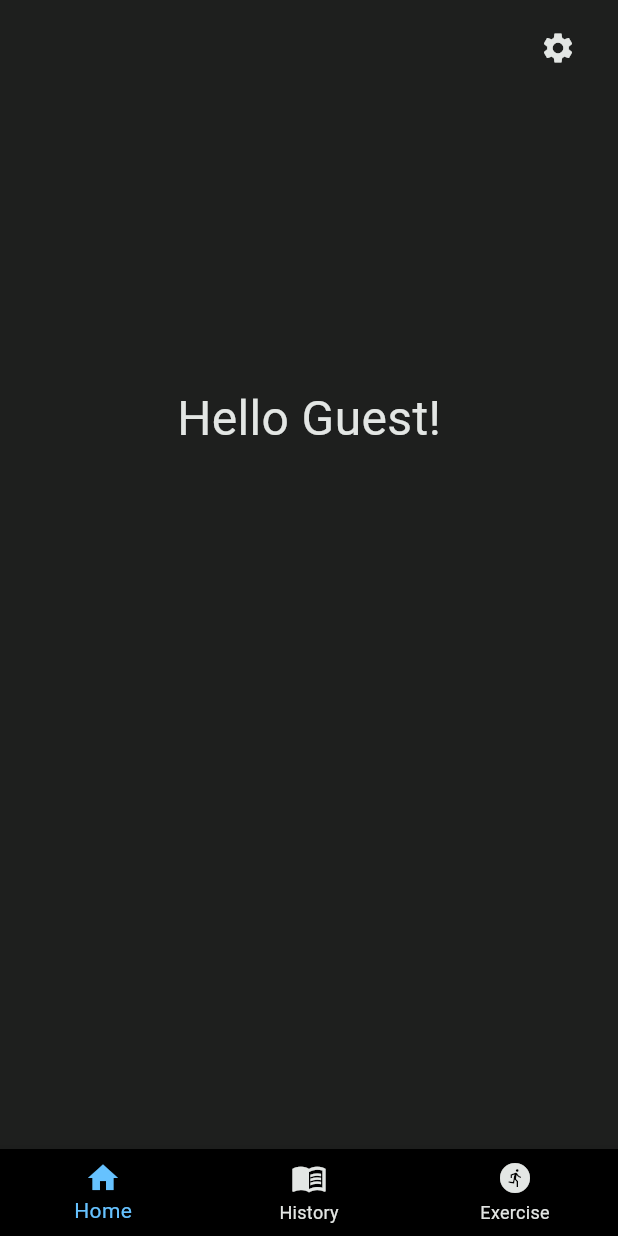
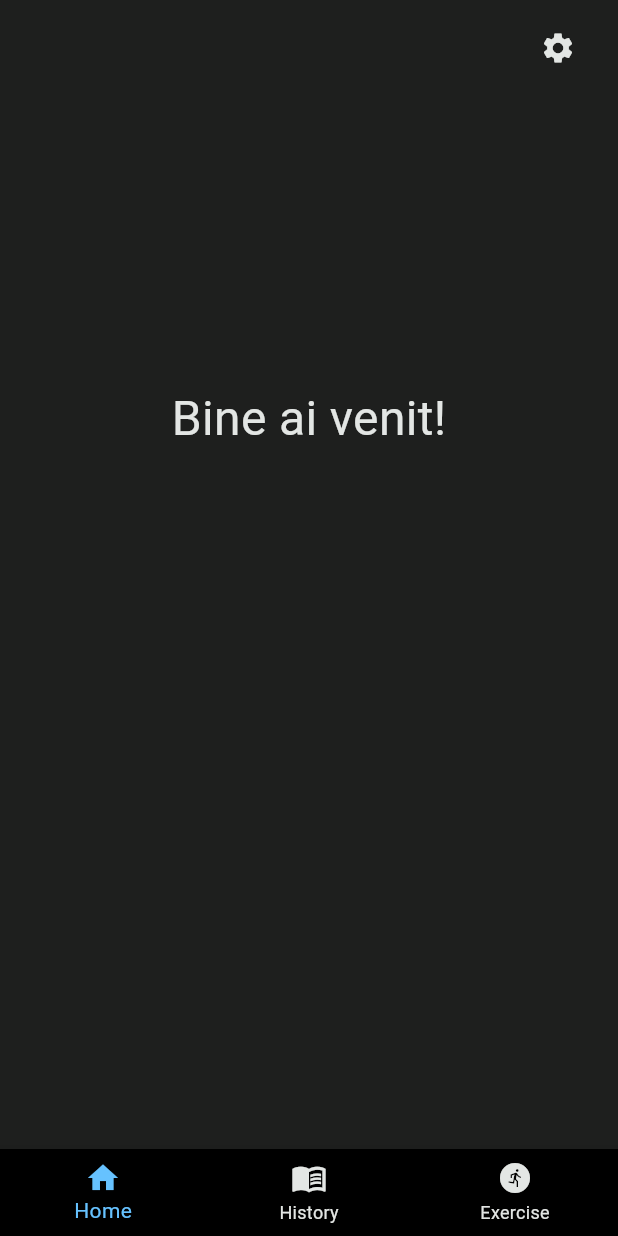
Before and after one commit to Rad-Paul/Workout-Tracker-App, a Flutter app: the screen it shows after launch, on a phone screen of 412 x 824 dp. Run offline on Flutter 3.47's test engine with Material 3 defaults, Android fonts, the phone set to English and light mode, and no system bars; generated files the repository leaves out were written again.

```diff
--- /dev/null
+++ b/l10n.yaml
@@ -0,0 +1,3 @@
+arb-dir: lib/l10n
+template-arb-file: app_en.arb
+output-localization-file: app_localizations.dart
--- a/lib/main.dart
+++ b/lib/main.dart
@@ -1,10 +1,9 @@
 import 'package:flutter/material.dart';
 import 'package:new_workout_tracker_app/design/design.dart';
-import 'package:new_workout_tracker_app/providers/userProvider.dart';
 import 'package:new_workout_tracker_app/screens/exercise/exercise_screen.dart';
 import 'package:new_workout_tracker_app/screens/history/history_screen.dart';
 import 'package:new_workout_tracker_app/screens/home/home_screen.dart';
-import 'package:provider/provider.dart';
+import 'package:flutter_gen/gen_l10n/app_localizations.dart';
 
 void main() {
   runApp(
@@ -21,6 +20,9 @@ class MyApp extends StatelessWidget {
     return MaterialApp(
       title: 'Flutter Demo',
       debugShowCheckedModeBanner: false,
+      localizationsDelegates: AppLocalizations.localizationsDelegates,
+      supportedLocales: AppLocalizations.supportedLocales,
+      locale: Locale('ro', ''),
       home: AppBase(),
     );
   }
--- a/lib/screens/home/home_screen.dart
+++ b/lib/screens/home/home_screen.dart
@@ -1,8 +1,9 @@
-
+import 'package:flutter_gen/gen_l10n/app_localizations.dart';
 import 'package:flutter/material.dart';
 import 'package:new_workout_tracker_app/design/design.dart';
 import 'package:new_workout_tracker_app/screens/home/home_view_model.dart';
 import 'package:new_workout_tracker_app/screens/settings/settings_screen.dart';
+
 class HomeScreen  extends StatefulWidget{
   HomeScreen({super.key});
 
@@ -39,10 +40,10 @@ class _HomeScreenState extends State<HomeScreen> {
             stream: vm.userProvider.firstNameStream,
             builder: (context, snapshot) {
               if(vm.firstName != '' && vm.lastName != ''){
-                return Text(vm.greetUser, style: TextStyle(color: AppThemes.basicText, fontSize: 32),);
+                return Text('Welcome ${AppLocalizations.of(context)!.welcome} ${vm.userFullName}!', style: TextStyle(color: AppThemes.basicText, fontSize: 32),);
               }
               else{
-                return Text('Hello Guest!', style: TextStyle(color: AppThemes.basicText, fontSize: 32));
+                return Text('${AppLocalizations.of(context)!.welcome}!', style: TextStyle(color: AppThemes.basicText, fontSize: 32));
               }
             },
           ),
--- a/lib/screens/home/home_view_model.dart
+++ b/lib/screens/home/home_view_model.dart
@@ -8,5 +8,5 @@ class HomeViewModel {
   String get email => userProvider.user.email ?? '';
   String get age => userProvider.user.age ?? '';
 
-  String get greetUser => 'Hello ${userProvider.user.firstName} ${userProvider.user.lastName}!';
+  String get userFullName => '${firstName} ${lastName}';
 }
--- a/pubspec.yaml
+++ b/pubspec.yaml
@@ -30,6 +30,9 @@ environment:
 dependencies:
   flutter:
     sdk: flutter
+  flutter_localizations:
+    sdk: flutter
+  intl: any
 
 
   # The following adds the Cupertino Icons font to your application.
@@ -53,7 +56,7 @@ dev_dependencies:
 
 # The following section is specific to Flutter packages.
 flutter:
-
+  generate: true
   # The following line ensures that the Material Icons font is
   # included with your application, so that you can use the icons in
   # the material Icons class.
```
Also changed, not shown: lib/l10n/app_en.arb (added, +8 -0 lines), lib/l10n/app_fr.arb (added, +8 -0 lines), lib/l10n/app_ro.arb (added, +8 -0 lines), pubspec.lock.
